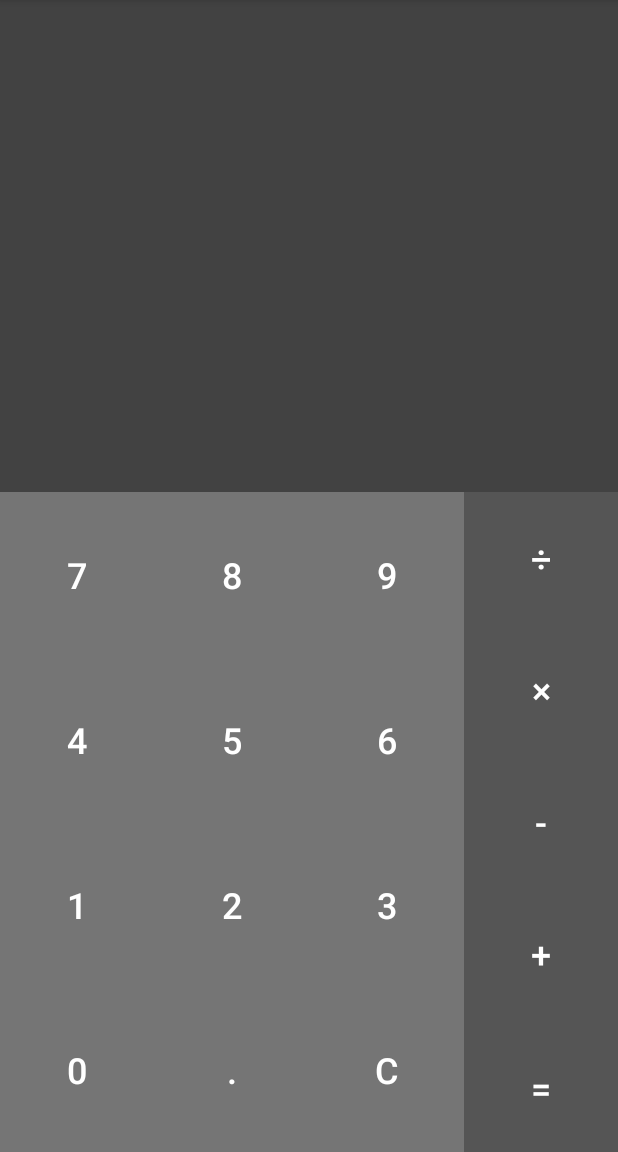
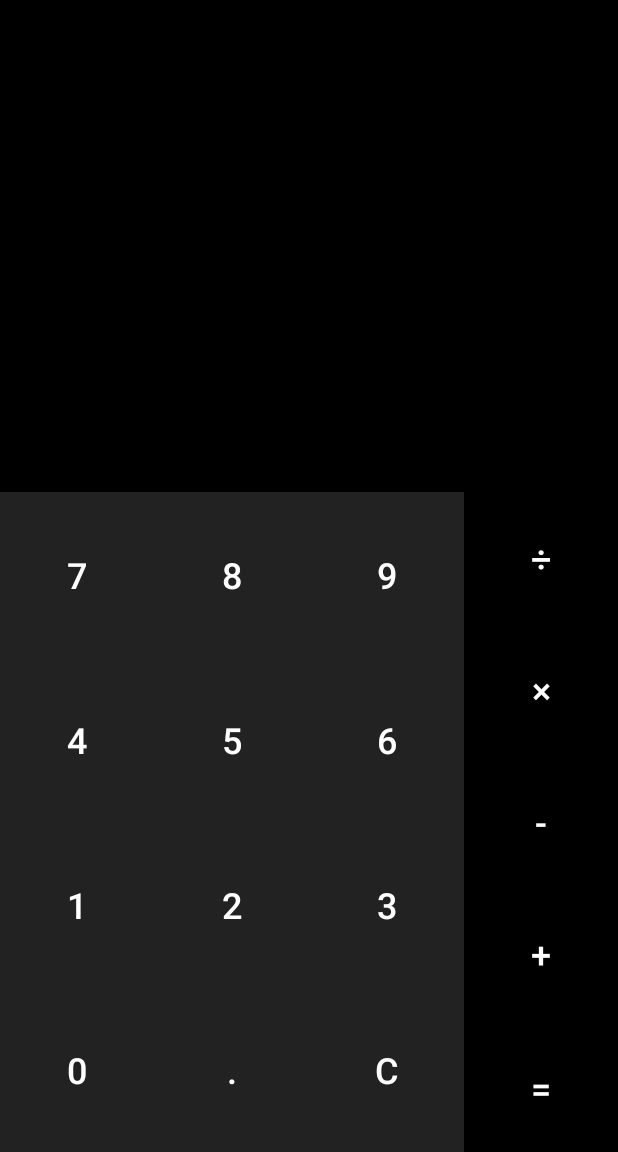
Before and after one commit to ioliteis/projectoffline_calculator, an Android app: the screen it shows after launch (MainActivity), on a phone screen of 412 x 824 dp, the part 84-1236 px from its top. Run offline under Robolectric (Android 15) with nearby library versions, the phone set to English and light mode, and no system bars.

Commit message:
Redesign of app.

```diff
--- a/app/build.gradle
+++ b/app/build.gradle
@@ -4,10 +4,10 @@ android {
     compileSdkVersion 29
     defaultConfig {
         applicationId "jp.projectoffline.calculator"
-        minSdkVersion 22
+        minSdkVersion 23
         targetSdkVersion 29
-        versionCode 601
-        versionName "0.6.1"
+        versionCode 602
+        versionName "0.6.2"
         testInstrumentationRunner "androidx.test.runner.AndroidJUnitRunner"
     }
     buildTypes {
--- a/app/src/main/java/jp/projectoffline/calculator/AboutActivity.java
+++ b/app/src/main/java/jp/projectoffline/calculator/AboutActivity.java
@@ -22,14 +22,13 @@ import com.mikepenz.community_material_typeface_library.CommunityMaterial;
 import com.mikepenz.iconics.IconicsDrawable;
 
 public class AboutActivity extends MaterialAboutActivity {
-    int  colorIcon = R.color.colorAccent;
+    int  colorIcon = R.color.colorPrimary;
 
     @Override
     protected void onCreate(Bundle savedInstanceState) {
         //Dark theme
         if (PreferenceManager.getDefaultSharedPreferences(this).getBoolean("dark_theme", true)){
             setTheme(R.style.AppTheme_MaterialAboutActivity_Dark);
-            colorIcon = R.color.white;
         }
         super.onCreate(savedInstanceState);
     }
--- a/app/src/main/java/jp/projectoffline/calculator/LicensesActivity.java
+++ b/app/src/main/java/jp/projectoffline/calculator/LicensesActivity.java
@@ -16,13 +16,12 @@ import com.mikepenz.community_material_typeface_library.CommunityMaterial;
 import com.mikepenz.iconics.IconicsDrawable;
 
 public class LicensesActivity extends MaterialAboutActivity {
-    int  colorIcon = R.color.colorAccent;
+    int  colorIcon = R.color.colorPrimary;
     @Override
     protected void onCreate(Bundle savedInstanceState) {
         //Dark theme
         if (PreferenceManager.getDefaultSharedPreferences(this).getBoolean("dark_theme", true)){
             setTheme(R.style.AppTheme_MaterialAboutActivity_Dark);
-            colorIcon = R.color.white;
         }
         super.onCreate(savedInstanceState);
     }
--- a/app/src/main/res/layout/activity_main.xml
+++ b/app/src/main/res/layout/activity_main.xml
@@ -4,20 +4,19 @@
     xmlns:tools="http://schemas.android.com/tools"
     android:layout_width="match_parent"
     android:layout_height="match_parent"
-    android:background="?attr/dark_theme1"
+    android:background="?attr/colorPrimary"
     tools:context=".MainActivity">
 
     <com.google.android.material.appbar.AppBarLayout
         android:layout_width="match_parent"
         android:layout_height="wrap_content"
-        android:theme="@style/AppTheme.AppBarOverlay">
+        android:background="?attr/colorPrimary">
 
         <androidx.appcompat.widget.Toolbar
             android:id="@+id/toolbar"
             android:layout_width="match_parent"
             android:layout_height="?attr/actionBarSize"
-            android:background="?attr/colorPrimary"
-            app:popupTheme="@style/AppTheme.PopupOverlay" />
+            android:background="?attr/colorPrimary"/>
 
     </com.google.android.material.appbar.AppBarLayout>
 
--- a/app/src/main/res/layout/activity_settings.xml
+++ b/app/src/main/res/layout/activity_settings.xml
@@ -1,24 +1,22 @@
 <?xml version="1.0" encoding="utf-8"?>
 <LinearLayout xmlns:android="http://schemas.android.com/apk/res/android"
-    xmlns:app="http://schemas.android.com/apk/res-auto"
     xmlns:tools="http://schemas.android.com/tools"
     android:layout_width="match_parent"
     android:layout_height="match_parent"
     tools:context=".SettingsActivity"
-    android:background="?attr/dark_theme6"
+    android:background="?attr/colorPrimary"
     android:orientation="vertical">
 
     <com.google.android.material.appbar.AppBarLayout
         android:layout_width="match_parent"
         android:layout_height="wrap_content"
-    android:theme="@style/AppTheme.AppBarOverlay">
+        android:background="?attr/colorPrimary">
 
         <androidx.appcompat.widget.Toolbar
             android:id="@+id/toolbar"
             android:layout_width="match_parent"
             android:layout_height="?attr/actionBarSize"
-        android:background="?attr/colorPrimary"
-        app:popupTheme="@style/AppTheme.PopupOverlay" />
+            android:background="?attr/colorPrimary"/>
 
     </com.google.android.material.appbar.AppBarLayout>
 
--- a/app/src/main/res/layout/content_main.xml
+++ b/app/src/main/res/layout/content_main.xml
@@ -18,7 +18,7 @@
         android:layout_marginBottom="551dp"
         android:maxLength="16"
         android:textAlignment="textEnd"
-        android:textColor="?attr/dark_theme2"
+        android:textColor="?attr/dark_theme4"
         android:textSize="36sp"
         app:layout_constraintBottom_toBottomOf="parent"
         app:layout_constraintEnd_toEndOf="parent"
--- a/app/src/main/res/layout/numbers_row4.xml
+++ b/app/src/main/res/layout/numbers_row4.xml
@@ -10,7 +10,7 @@
         android:layout_height="88dp"
         android:background="?attr/dark_theme5"
         android:text="@string/button11"
-        android:textColor="?attr/dark_theme4"
+        android:textColor="@color/white"
         android:textSize="24sp"
         app:layout_constraintBottom_toBottomOf="parent"
         app:layout_constraintEnd_toEndOf="parent"
@@ -23,7 +23,7 @@
         android:layout_height="88dp"
         android:background="?attr/dark_theme5"
         android:text="@string/button12"
-        android:textColor="?attr/dark_theme4"
+        android:textColor="@color/white"
         android:textSize="24sp"
         app:layout_constraintBottom_toBottomOf="parent"
         app:layout_constraintEnd_toEndOf="parent"
@@ -36,7 +36,7 @@
         android:layout_height="88dp"
         android:background="?attr/dark_theme5"
         android:text="@string/button13"
-        android:textColor="?attr/dark_theme4"
+        android:textColor="@color/white"
         android:textSize="24sp"
         app:layout_constraintBottom_toBottomOf="parent"
         app:layout_constraintEnd_toEndOf="parent"
@@ -49,7 +49,7 @@
         android:layout_height="88dp"
         android:background="?attr/dark_theme5"
         android:text="@string/button14"
-        android:textColor="?attr/dark_theme4"
+        android:textColor="@color/white"
         android:textSize="24sp"
         app:layout_constraintBottom_toBottomOf="parent"
         app:layout_constraintEnd_toEndOf="parent"
@@ -62,7 +62,7 @@
         android:layout_height="90dp"
         android:background="?attr/dark_theme5"
         android:text="@string/button17"
-        android:textColor="?attr/dark_theme4"
+        android:textColor="@color/white"
         android:textSize="24sp"
         app:layout_constraintBottom_toBottomOf="parent"
         app:layout_constraintEnd_toEndOf="parent"
--- a/app/src/main/res/values/colors.xml
+++ b/app/src/main/res/values/colors.xml
@@ -3,9 +3,8 @@
     <color name="colorPrimary">#00C853</color>
     <color name="colorPrimaryDark">#43A047</color>
     <color name="colorAccent">#D81B60</color>
-    <color name="black">#424242</color>
+    <color name="black">#000000</color>
+    <color name="grey">#222222</color>
     <color name="white">#FFFFFF</color>
     <color name="textColor">#757575</color>
-    <color name="grey">#555555</color>
-    <color name="trueBlack">#000000</color>
 </resources>
--- a/app/src/main/res/values/strings.xml
+++ b/app/src/main/res/values/strings.xml
@@ -33,7 +33,7 @@
     <string name="about_privacy_comment">Please read our privacy policy.</string>
     <string name="about_contact">You can get in touch with us.</string>
 
-    <string name="version">0.6.1</string>
+    <string name="version">0.6.2</string>
 
     <string name="preference_theme_content">Dark Theme</string>
     <string name="preference_theme">Theme</string>
--- a/app/src/main/res/values/styles.xml
+++ b/app/src/main/res/values/styles.xml
@@ -3,20 +3,18 @@
     <!-- Base application theme. -->
     <style name="AppTheme" parent="Theme.AppCompat.Light.DarkActionBar">
         <!-- Customize your theme here. -->
-        <item name="colorPrimary">@color/colorPrimary</item>
-        <item name="colorPrimaryDark">@color/colorPrimaryDark</item>
-        <item name="colorAccent">@color/colorAccent</item>
+        <item name="colorPrimary">@color/white</item>
+        <item name="colorPrimaryDark">@color/white</item>
+        <item name="colorAccent">@color/colorPrimary</item>
     </style>
 
     <style name="AppTheme.NoActionBar">
         <item name="windowActionBar">false</item>
         <item name="windowNoTitle">true</item>
-        <item name="dark_theme1">@color/white</item>
-        <item name="dark_theme2">@color/textColor</item>
-        <item name="dark_theme3">@color/textColor</item>
-        <item name="dark_theme4">@color/white</item>
-        <item name="dark_theme5">@color/grey</item>
-        <item name="dark_theme6">@color/white</item>
+        <item name="dark_theme3">@color/white</item>
+        <item name="dark_theme4">@color/black</item>
+        <item name="dark_theme5">@color/colorPrimary</item>
+        <item name="android:windowLightStatusBar">true</item>
     </style>
 
     <style name="AppTheme.AppBarOverlay" parent="ThemeOverlay.AppCompat.Dark.ActionBar" />
@@ -24,33 +22,58 @@
     <style name="AppTheme.PopupOverlay" parent="ThemeOverlay.AppCompat.Light" />
 
     <style name="AppTheme.Dark">
-        <item name="colorPrimary">@color/trueBlack</item>
-        <item name="colorPrimaryDark">@color/trueBlack</item>
+        <item name="colorPrimary">@color/black</item>
+        <item name="colorPrimaryDark">@color/black</item>
         <item name="colorAccent">@color/colorAccent</item>
         <item name="windowActionBar">false</item>
         <item name="windowNoTitle">true</item>
-        <item name="dark_theme1">@color/black</item>
-        <item name="dark_theme2">@color/white</item>
-        <item name="dark_theme3">@color/textColor</item>
+        <item name="dark_theme3">@color/grey</item>
         <item name="dark_theme4">@color/white</item>
-        <item name="dark_theme5">@color/grey</item>
-        <item name="dark_theme6">@color/black</item>
+        <item name="dark_theme5">@color/black</item>
+        <item name="android:windowLightStatusBar">false</item>
+
+        <item name="android:windowBackground">@color/black</item>
+        <item name="android:colorForeground">@color/black</item>
+        <item name="android:colorForegroundInverse">@color/black</item>
+        <item name="android:colorBackground">@color/black</item>
+        <item name="android:colorBackgroundCacheHint">@color/black</item>
+        <item name="colorBackgroundFloating">@color/black</item>
+
+        <item name="android:textColorPrimary">@color/white</item>
+        <item name="android:textColorPrimaryInverse">@color/white</item>
+        <item name="android:textColorPrimaryDisableOnly">@color/white</item>
+        <item name="android:textColorSecondary">@color/white</item>
+        <item name="android:textColorSecondaryInverse">@color/white</item>
+        <item name="android:textColorTertiary">@color/white</item>
+        <item name="android:textColorTertiaryInverse">@color/white</item>
+        <item name="android:textColorHint">@color/white</item>
+        <item name="android:textColorHintInverse">@color/white</item>
+        <item name="android:textColorHighlight">@color/white</item>
+
+        <item name="colorControlNormal">?android:attr/textColorSecondary</item>
+        <item name="colorControlHighlight">@color/white</item>
+        <item name="colorButtonNormal">@color/white</item>
+        <item name="colorSwitchThumbNormal">@color/white</item>
     </style>
 
-    <style name="AppTheme.MaterialAboutActivity" parent="Theme.Mal.Light.DarkActionBar">
-        <item name="colorPrimary">@color/colorPrimary</item>
-        <item name="colorPrimaryDark">@color/colorPrimaryDark</item>
-        <item name="colorAccent">@color/colorAccent</item>
+    <style name="AppTheme.MaterialAboutActivity" parent="Theme.Mal.Light">
+        <item name="colorPrimary">@color/white</item>
+        <item name="colorPrimaryDark">@color/white</item>
+        <item name="colorAccent">@color/colorPrimary</item>
+        <item name="android:windowLightStatusBar">true</item>
     </style>
 
     <style name="AppTheme.MaterialAboutActivity.Dark" parent="Theme.Mal.Dark">
-        <item name="colorPrimary">@color/trueBlack</item>
-        <item name="colorPrimaryDark">@color/trueBlack</item>
-        <item name="colorAccent">@color/colorAccent</item>
+        <item name="colorPrimary">@color/black</item>
+        <item name="colorPrimaryDark">@color/black</item>
+        <item name="colorAccent">@color/colorPrimary</item>
+        <item name="android:windowLightStatusBar">false</item>
+        <item name="mal_card_background">@color/black</item>
+        <item name="android:colorBackground">@color/black</item>
     </style>
 
     <style name="AppTheme.Pref" parent="AppTheme.Dark">
-        <item name="colorAccent">@color/white</item>
+        <item name="colorAccent">@color/colorPrimary</item>
         <item name="android:textColor">@color/white</item>
         <item name="android:textColorSecondary">@color/white</item>
     </style>
```
Also changed, not shown: 3 other files. Lines whose indentation alone changed are shown as unchanged.
